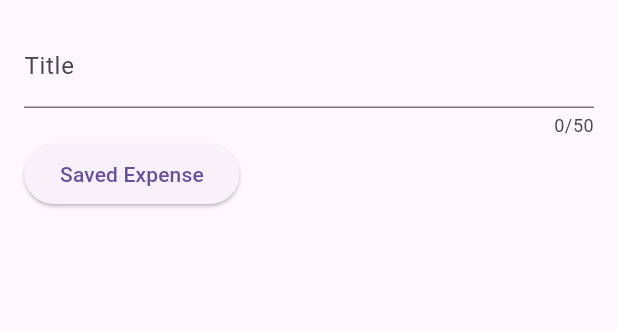
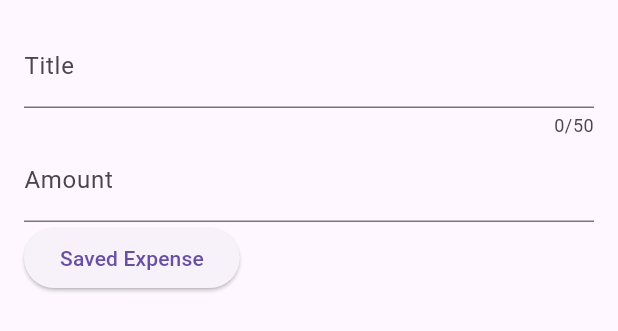
Before and after one commit to yuivan0352/expense_tracker, a Flutter app: the NewExpense widget shown alone on an empty page, opened directly, on a phone screen of 412 x 824 dp. Shown: the top 331 px of the screen. Run offline on Flutter 3.47's test engine with Material 3 defaults, Android fonts, the phone set to English and light mode, and no system bars.

Commit message:
Implemented Amount Field on New Expense

```diff
--- a/lib/widgets/new_expense.dart
+++ b/lib/widgets/new_expense.dart
@@ -11,9 +11,11 @@ class NewExpense extends StatefulWidget {
 
 class _NewExpenseState extends State<NewExpense> {
   final _titleController = TextEditingController();
+  final _amountController = TextEditingController();
   @override
   void dispose() {
     _titleController.dispose();
+    _amountController.dispose();
     super.dispose();
   }
 
@@ -37,9 +39,25 @@ class _NewExpenseState extends State<NewExpense> {
           ),
           Row(
             children: [
+              Expanded(
+                child: TextField(
+                  controller: _amountController,
+                  keyboardType: TextInputType.number,
+                  decoration: InputDecoration(
+                    prefixText: '\$ ',
+                    label: Text('Amount')
+                  ),
+                ),
+              ),
+            ],
+          ),
+          Row(
+            children: [
               ElevatedButton(
                 onPressed: () {
                   print(_titleController.text);
+                  print(_amountController.text);
+                  Navigator.pop(context);
                 },
                 child: Text("Saved Expense"),
               ),
```
